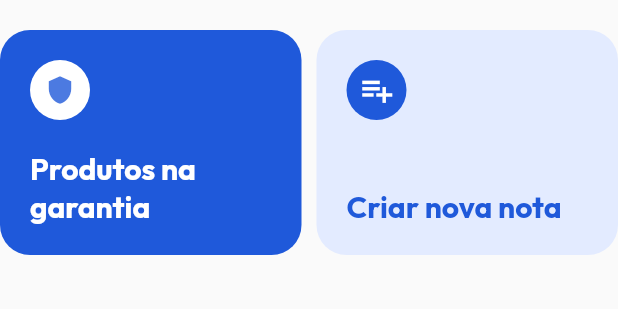
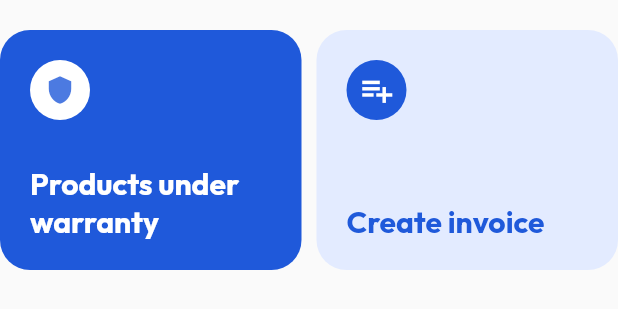
Before and after one commit to rennerborges/desenvolvimento_sistemas_moveis_tsi, a Flutter app: the ContainerButton widget shown alone on an empty page, opened directly, on a phone screen of 412 x 824 dp. Shown: the top 309 px of the screen. Run offline on Flutter 3.47's test engine with Material 2 defaults, Android fonts, the phone set to English and light mode, and no system bars; our stand-ins replace google_fonts, image_picker, jwt_decoder, shared_preferences, sqflite; missing offline and left inert: dart:ffi; accounts and stored records are empty.

Commit message:
feat: traduzindo pagina home

```diff
--- a/invoice_up/lib/l10n/intl_en.arb
+++ b/invoice_up/lib/l10n/intl_en.arb
@@ -11,5 +11,10 @@
   "requiredField": "Required fields",
   "passwordInvalid": "Invalid password format",
   "passowordInvalidDescription": "The password must have at least eight characters, at least one uppercase letter, one lowercase letter, one number and one special character",
-  "subtitleRegister": "Enter the data to make your registration"
+  "subtitleRegister": "Enter the data to make your registration",
+  "productsUnderWarranty": "Products under warranty",
+  "createInvoice": "Create invoice",
+  "yourInvoices": "Your invoices",
+  "date": "Date",
+  "warranty": "Warranty"
 }
--- a/invoice_up/lib/screens/home/components/container-button.dart
+++ b/invoice_up/lib/screens/home/components/container-button.dart
@@ -1,4 +1,5 @@
 import 'package:flutter/material.dart';
+import 'package:invoice_up/generated/l10n.dart';
 import 'package:invoice_up/providers/app-settings.providers.dart';
 import 'package:invoice_up/utils/colors.dart';
 import 'package:provider/provider.dart';
@@ -23,7 +24,7 @@ class _ContainerButtonState extends State<ContainerButton> {
         children: [
           Expanded(
             child: Container(
-              height: 150,
+              height: 160,
               margin: const EdgeInsets.only(right: 5),
               decoration: BoxDecoration(
                 color: colors.blueMain,
@@ -36,8 +37,8 @@ class _ContainerButtonState extends State<ContainerButton> {
                 child: Column(
                   crossAxisAlignment: CrossAxisAlignment.start,
                   mainAxisAlignment: MainAxisAlignment.spaceBetween,
-                  children: const [
-                    SizedBox(
+                  children: [
+                    const SizedBox(
                       width: 40,
                       height: 40,
                       child: CircleAvatar(
@@ -46,8 +47,8 @@ class _ContainerButtonState extends State<ContainerButton> {
                       ),
                     ),
                     Text(
-                      'Produtos na garantia',
-                      style: TextStyle(
+                      S.of(context).productsUnderWarranty,
+                      style: const TextStyle(
                         color: Colors.white,
                         fontSize: 20,
                         fontWeight: FontWeight.bold,
@@ -60,7 +61,7 @@ class _ContainerButtonState extends State<ContainerButton> {
           ),
           Expanded(
             child: Container(
-              height: 150,
+              height: 160,
               margin: const EdgeInsets.only(left: 5),
               decoration: BoxDecoration(
                 color: colors.blue300,
@@ -79,12 +80,12 @@ class _ContainerButtonState extends State<ContainerButton> {
                       height: 40,
                       child: CircleAvatar(
                         backgroundColor: colors.blueMain,
-                        child: Icon(Icons.playlist_add,
+                        child: const Icon(Icons.playlist_add,
                             size: 25, color: Colors.white),
                       ),
                     ),
                     Text(
-                      'Criar nova nota',
+                      S.of(context).createInvoice,
                       style: TextStyle(
                         color: colors.blueMain,
                         fontSize: 20,
--- a/invoice_up/lib/screens/home/components/list-container.dart
+++ b/invoice_up/lib/screens/home/components/list-container.dart
@@ -1,5 +1,6 @@
 import 'package:flutter/material.dart';
 import 'package:invoice_up/components/text.dart';
+import 'package:invoice_up/generated/l10n.dart';
 import 'package:invoice_up/providers/app-settings.providers.dart';
 import 'package:invoice_up/utils/colors.dart';
 import 'package:provider/provider.dart';
@@ -23,7 +24,7 @@ class _ListContainerInvoiceUpState extends State<ListContainerInvoiceUp> {
       child: Column(
         crossAxisAlignment: CrossAxisAlignment.start,
         children: [
-          TextInvoiceUp('', textBold: 'Suas notas fiscais'),
+          TextInvoiceUp('', textBold: S.of(context).yourInvoices),
           SizedBox(
             height: MediaQuery.of(context).size.height - 340,
             child: Container(
@@ -58,13 +59,13 @@ class _ListContainerInvoiceUpState extends State<ListContainerInvoiceUp> {
                                 ),
                               ),
                               Text(
-                                'Data: 23/11/2022',
+                                '${S.of(context).date}: 23/11/2022',
                                 style: TextStyle(
                                   color: colors.grayText,
                                 ),
                               ),
                               Text(
-                                'Garantia: 23/11/2022',
+                                '${S.of(context).warranty}: 23/11/2022',
                                 style: TextStyle(
                                   color: colors.grayText,
                                 ),
--- a/invoice_up/lib/screens/home/home.screen.dart
+++ b/invoice_up/lib/screens/home/home.screen.dart
@@ -24,7 +24,7 @@ class _HomeScreenState extends State<HomeScreen> {
       context.watch<AppSettings>().darkTheme,
     );
 
-    Auth auth = Provider.of<AppSettings>(context, listen: false).getAuth()!;
+    Auth? auth = Provider.of<AppSettings>(context, listen: false).getAuth();
 
     return Scaffold(
       appBar: AppBarInvoiceUp(),
@@ -37,7 +37,7 @@ class _HomeScreenState extends State<HomeScreen> {
             children: [
               TextInvoiceUp(
                 S.of(context).titleLogin,
-                textBold: "${auth.name}!",
+                textBold: auth != null ? "${auth.name}!" : '',
               ),
               const ContainerButton(),
               const ListContainerInvoiceUp(),
```
Also changed, not shown: invoice_up/lib/l10n/intl_es.arb (+6 -1 lines), invoice_up/lib/l10n/intl_pt.arb (+6 -1 lines), invoice_up/lib/generated/intl/messages_en.dart, invoice_up/lib/generated/intl/messages_es.dart, invoice_up/lib/generated/intl/messages_pt.dart, invoice_up/lib/generated/l10n.dart, 2 other files.
